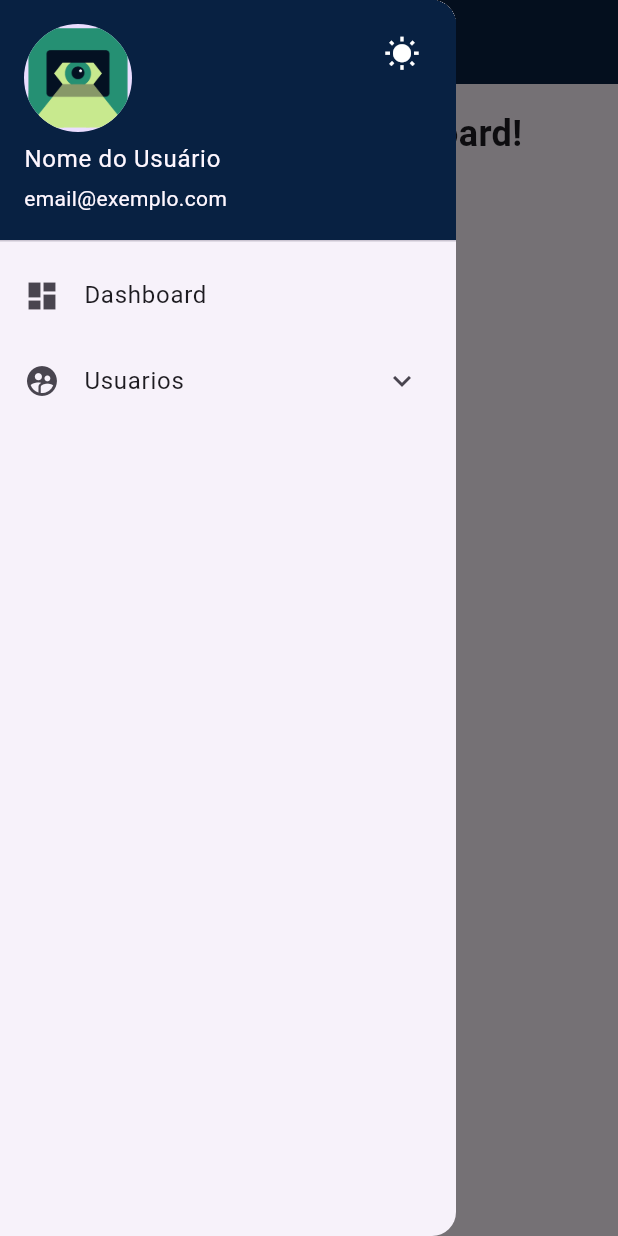
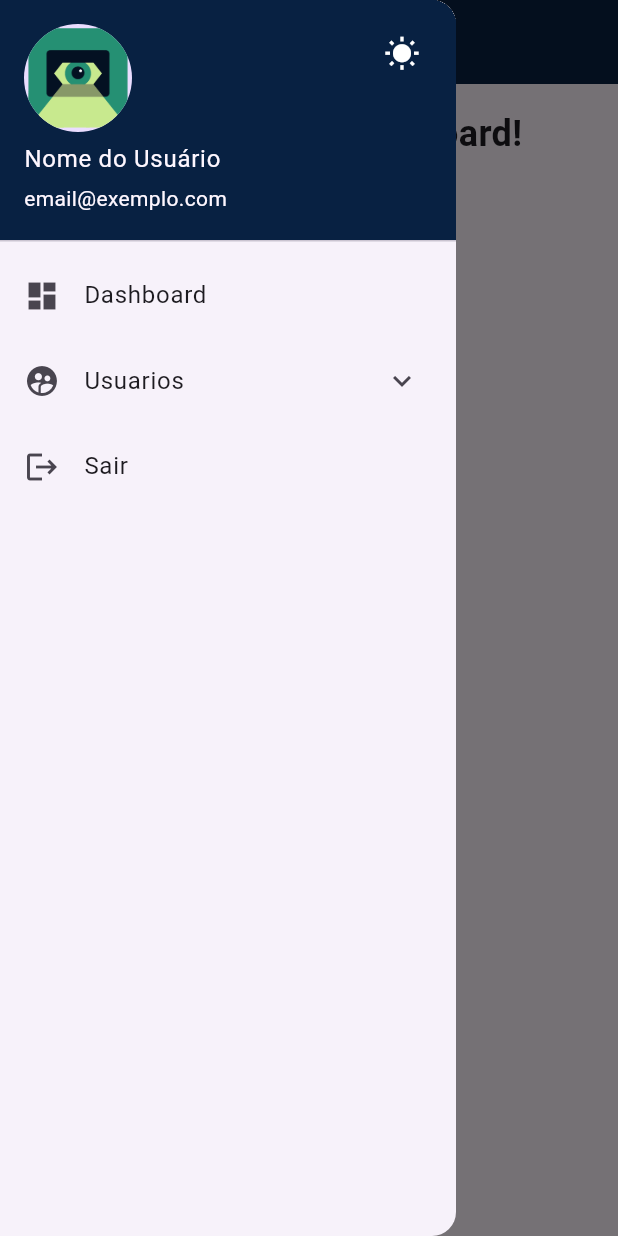
Before and after one commit to Grupo02Biopark2025/CorpSyncFlutter, a Flutter app: the MainScaffold screen opened by its route, with the side drawer open, on a phone screen of 412 x 824 dp. Run offline on Flutter 3.47's test engine with Material 3 defaults, Android fonts, the phone set to English and light mode, and no system bars; our stand-ins replace firebase_core, shared_preferences, syncfusion_flutter_charts; accounts and stored records are empty.

Commit message:
implementa logout e navegação para tela de login

```diff
--- a/lib/modules/login/tela_login.dart
+++ b/lib/modules/login/tela_login.dart
@@ -32,7 +32,7 @@ class _LoginPageState extends State<LoginPage> {
       showErrorDialog("Por favor, insira seu email e senha.");
       return;
     }
-    final url = Uri.parse('http://172.31.176.1:4040/api/auth/login');
+    final url = Uri.parse('http://192.168.3.112:4040/api/auth/login');
     final response = await http.post(
       url,
       headers: {'Content-Type': 'application/json'},
--- a/lib/modules/user/user_provider.dart
+++ b/lib/modules/user/user_provider.dart
@@ -10,4 +10,10 @@ class UserProvider with ChangeNotifier {
     _user = user;
     notifyListeners();
   }
+
+  void clearUser() {
+  _user = null;
+  notifyListeners();
 }
+
+}
--- a/lib/widgets/custom_drawer.dart
+++ b/lib/widgets/custom_drawer.dart
@@ -2,6 +2,7 @@ import 'package:flutter/material.dart';
 import 'package:provider/provider.dart';
 import 'dart:convert';
 import 'dart:typed_data';
+import 'package:corp_syncmdm/services/auth_service.dart';
 
 class CustomDrawer extends StatelessWidget {
   final bool isDarkMode;
@@ -11,8 +12,6 @@ class CustomDrawer extends StatelessWidget {
 
   @override
   Widget build(BuildContext context) {
-
-
     return Drawer(
       child: ListView(
         padding: EdgeInsets.zero,
@@ -21,12 +20,10 @@ class CustomDrawer extends StatelessWidget {
             accountName: Text('Nome do Usuário'),
             accountEmail: Text('email@exemplo.com'),
             currentAccountPicture: CircleAvatar(
-              backgroundImage: AssetImage('assets/images/Logo.png')
-                      as ImageProvider,
+              backgroundImage:
+                  AssetImage('assets/images/Logo.png') as ImageProvider,
             ),
-            decoration: BoxDecoration(
-              color: Color(0xFF082142),
-            ),
+            decoration: BoxDecoration(color: Color(0xFF082142)),
             otherAccountsPictures: <Widget>[
               IconButton(
                 icon: Icon(
@@ -61,11 +58,17 @@ class CustomDrawer extends StatelessWidget {
                 leading: Icon(Icons.add),
                 title: Text('Cadastrar Usuarios'),
                 onTap: () {
-                  Navigator.of(context)
-                      .pushReplacementNamed('/usuario/cadastro');
+                  Navigator.of(
+                    context,
+                  ).pushReplacementNamed('/usuario/cadastro');
                 },
               ),
             ],
+          ),
+          ListTile(
+            leading: const Icon(Icons.logout),
+            title: const Text('Sair'),
+            onTap: () => logoutUser(context),
           ),
         ],
       ),
```
Also changed, not shown: lib/services/auth_service.dart (added, +13 -0 lines).
